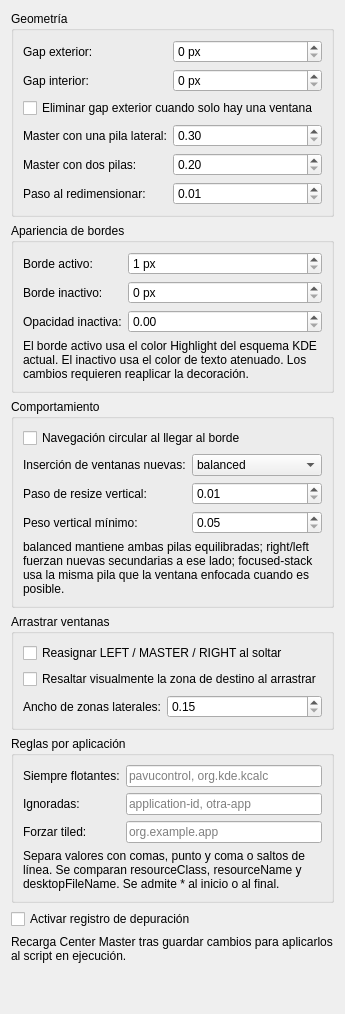
Above: contents/ui/config.ui from d4vtz/center-maser before the change. Below: the same form after it.
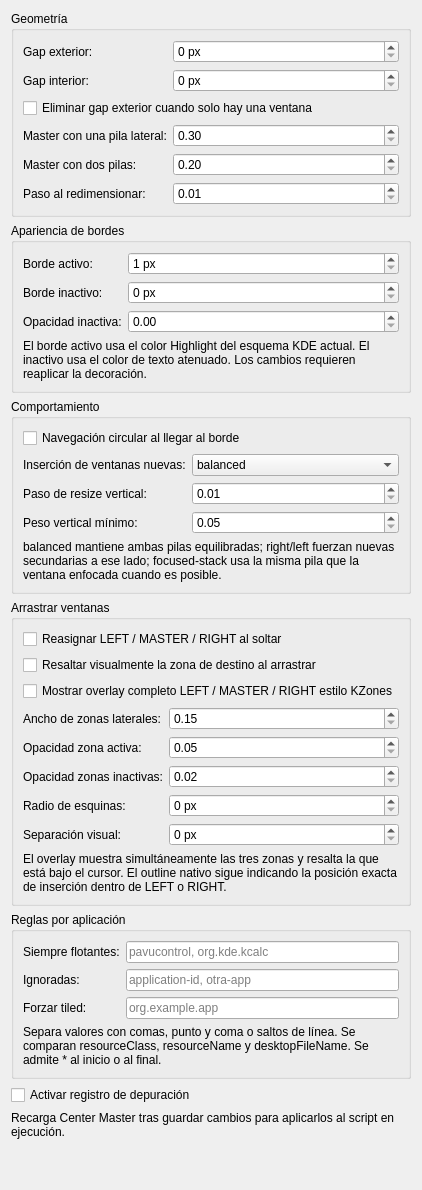
That is the form after the change.

Commit message:
feat: add KZones-style drag overlay
Keep the existing center-master state model while adding a declarative LEFT/MASTER/RIGHT drag overlay and preserving KWin's precise insertion outline.

Diff of the .ui file:
```diff
--- a/contents/ui/config.ui
+++ b/contents/ui/config.ui
@@ -137,8 +137,18 @@
      <layout class="QFormLayout" name="dragLayout">
       <item row="0" column="0" colspan="2"><widget class="QCheckBox" name="kcfg_enableDragReassign"><property name="text"><string>Reasignar LEFT / MASTER / RIGHT al soltar</string></property></widget></item>
       <item row="1" column="0" colspan="2"><widget class="QCheckBox" name="kcfg_showDragHighlight"><property name="text"><string>Resaltar visualmente la zona de destino al arrastrar</string></property></widget></item>
-      <item row="2" column="0"><widget class="QLabel" name="dropRatioLabel"><property name="text"><string>Ancho de zonas laterales:</string></property></widget></item>
-      <item row="2" column="1"><widget class="QDoubleSpinBox" name="kcfg_dropZoneRatio"><property name="decimals"><number>2</number></property><property name="minimum"><double>0.150000000000000</double></property><property name="maximum"><double>0.450000000000000</double></property><property name="singleStep"><double>0.010000000000000</double></property></widget></item>
+      <item row="2" column="0" colspan="2"><widget class="QCheckBox" name="kcfg_showZoneOverlay"><property name="text"><string>Mostrar overlay completo LEFT / MASTER / RIGHT estilo KZones</string></property></widget></item>
+      <item row="3" column="0"><widget class="QLabel" name="dropRatioLabel"><property name="text"><string>Ancho de zonas laterales:</string></property></widget></item>
+      <item row="3" column="1"><widget class="QDoubleSpinBox" name="kcfg_dropZoneRatio"><property name="decimals"><number>2</number></property><property name="minimum"><double>0.150000000000000</double></property><property name="maximum"><double>0.450000000000000</double></property><property name="singleStep"><double>0.010000000000000</double></property></widget></item>
+      <item row="4" column="0"><widget class="QLabel" name="zoneActiveOpacityLabel"><property name="text"><string>Opacidad zona activa:</string></property></widget></item>
+      <item row="4" column="1"><widget class="QDoubleSpinBox" name="kcfg_zoneOverlayActiveOpacity"><property name="decimals"><number>2</number></property><property name="minimum"><double>0.050000000000000</double></property><property name="maximum"><double>0.700000000000000</double></property><property name="singleStep"><double>0.050000000000000</double></property></widget></item>
+      <item row="5" column="0"><widget class="QLabel" name="zoneInactiveOpacityLabel"><property name="text"><string>Opacidad zonas inactivas:</string></property></widget></item>
+      <item row="5" column="1"><widget class="QDoubleSpinBox" name="kcfg_zoneOverlayInactiveOpacity"><property name="decimals"><number>2</number></property><property name="minimum"><double>0.020000000000000</double></property><property name="maximum"><double>0.350000000000000</double></property><property name="singleStep"><double>0.020000000000000</double></property></widget></item>
+      <item row="6" column="0"><widget class="QLabel" name="zoneRadiusLabel"><property name="text"><string>Radio de esquinas:</string></property></widget></item>
+      <item row="6" column="1"><widget class="QSpinBox" name="kcfg_zoneOverlayCornerRadius"><property name="minimum"><number>0</number></property><property name="maximum"><number>32</number></property><property name="suffix"><string> px</string></property></widget></item>
+      <item row="7" column="0"><widget class="QLabel" name="zoneGapLabel"><property name="text"><string>Separación visual:</string></property></widget></item>
+      <item row="7" column="1"><widget class="QSpinBox" name="kcfg_zoneOverlayGap"><property name="minimum"><number>0</number></property><property name="maximum"><number>32</number></property><property name="suffix"><string> px</string></property></widget></item>
+      <item row="8" column="0" colspan="2"><widget class="QLabel" name="zoneOverlayHelp"><property name="wordWrap"><bool>true</bool></property><property name="text"><string>El overlay muestra simultáneamente las tres zonas y resalta la que está bajo el cursor. El outline nativo sigue indicando la posición exacta de inserción dentro de LEFT o RIGHT.</string></property></widget></item>
      </layout>
     </widget>
    </item>
```
The commit also changes 6 other files.
